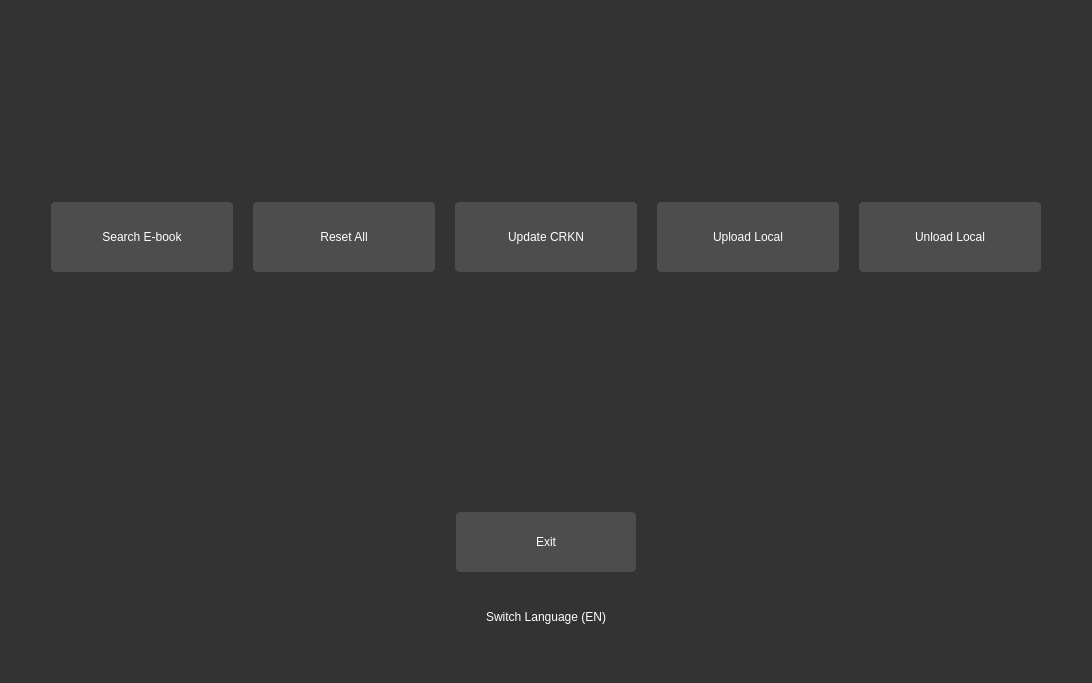
This is source/features/ui/homepage.ui in Teky500/Ebook-PR-Application as Qt 5 draws it before an edit. The edited form follows.
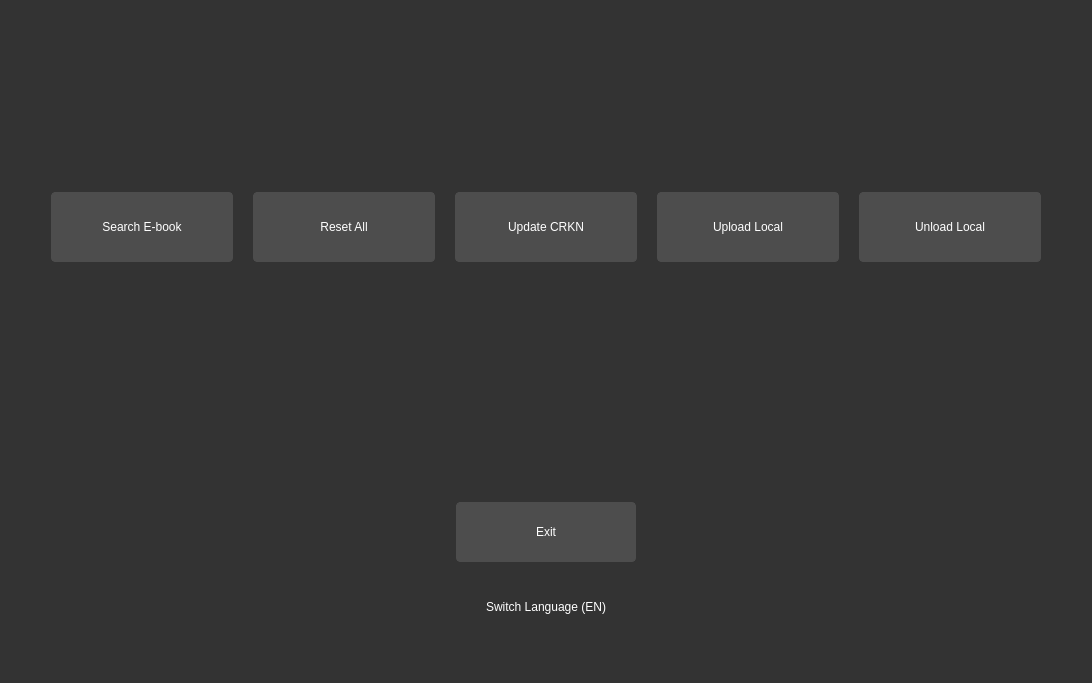
This is the edited form.

```diff
--- a/source/features/ui/homepage.ui
+++ b/source/features/ui/homepage.ui
@@ -157,13 +157,13 @@
         <number>5</number>
        </property>
        <property name="topMargin">
-        <number>20</number>
+        <number>10</number>
        </property>
        <property name="rightMargin">
         <number>5</number>
        </property>
        <property name="bottomMargin">
-        <number>30</number>
+        <number>40</number>
        </property>
        <item>
         <layout class="QHBoxLayout" name="horizontalLayout_5">
```
Left out of the diff: 2 changed lines with no effect on the pictures.
